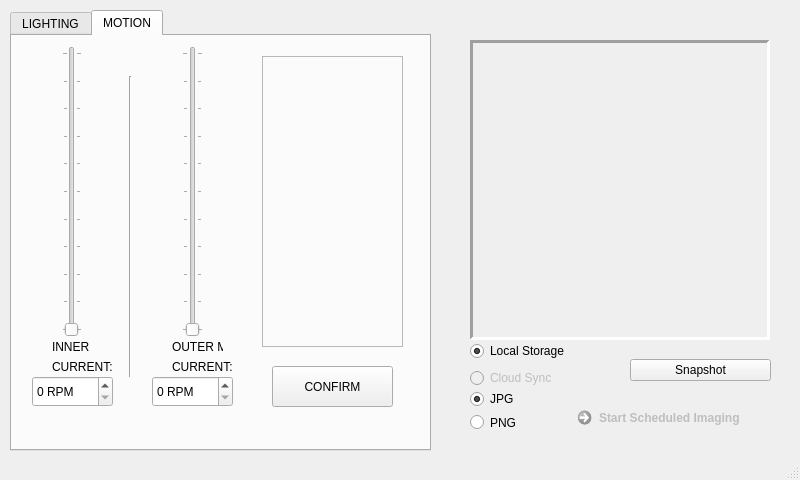
CoSE-Jerry/3D-Clinostat, file _ui/Clinostat.ui: the form before one commit.
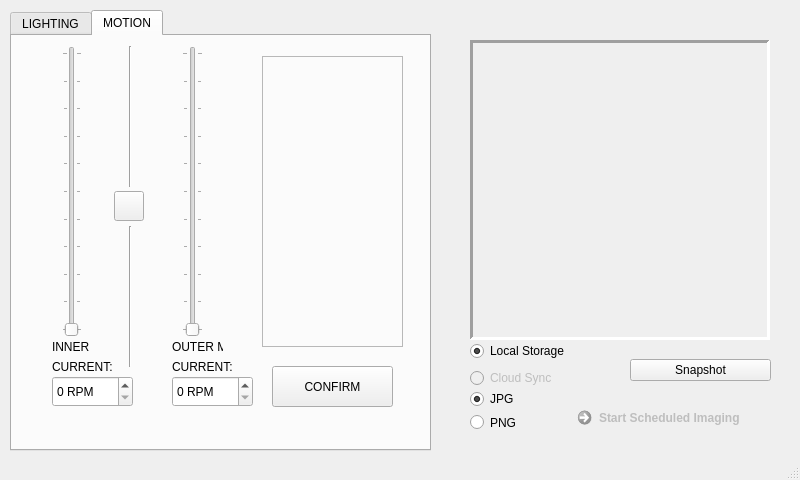
The form after the commit. The open tabs and pages were chosen to show the change. Icons and pictures are not drawn.

The edit to the form file:
```diff
--- a/_ui/Clinostat.ui
+++ b/_ui/Clinostat.ui
@@ -511,7 +511,7 @@
      <widget class="QSpinBox" name="spinBox">
       <property name="geometry">
        <rect>
-        <x>20</x>
+        <x>40</x>
         <y>340</y>
         <width>81</width>
         <height>31</height>
@@ -524,7 +524,7 @@
      <widget class="QSpinBox" name="spinBox_2">
       <property name="geometry">
        <rect>
-        <x>140</x>
+        <x>160</x>
         <y>340</y>
         <width>81</width>
         <height>31</height>
@@ -564,9 +564,9 @@
       <property name="geometry">
        <rect>
         <x>93</x>
-        <y>40</y>
+        <y>190</y>
         <width>51</width>
-        <height>301</height>
+        <height>141</height>
        </rect>
       </property>
       <property name="orientation">
@@ -589,6 +589,42 @@
        <enum>QFrame::Raised</enum>
       </property>
      </widget>
+     <widget class="QPushButton" name="pushButton_2">
+      <property name="geometry">
+       <rect>
+        <x>102</x>
+        <y>155</y>
+        <width>30</width>
+        <height>30</height>
+       </rect>
+      </property>
+      <property name="text">
+       <string/>
+      </property>
+      <property name="icon">
+       <iconset>
+        <normaloff>../_image/Link.png</normaloff>../_image/Link.png</iconset>
+      </property>
+      <property name="iconSize">
+       <size>
+        <width>20</width>
+        <height>20</height>
+       </size>
+      </property>
+     </widget>
+     <widget class="Line" name="line_2">
+      <property name="geometry">
+       <rect>
+        <x>93</x>
+        <y>10</y>
+        <width>51</width>
+        <height>141</height>
+       </rect>
+      </property>
+      <property name="orientation">
+       <enum>Qt::Vertical</enum>
+      </property>
+     </widget>
     </widget>
    </widget>
    <widget class="QWidget" name="verticalLayoutWidget_4">
```
Left out of the diff: 10 changed lines with no effect on the pictures.
